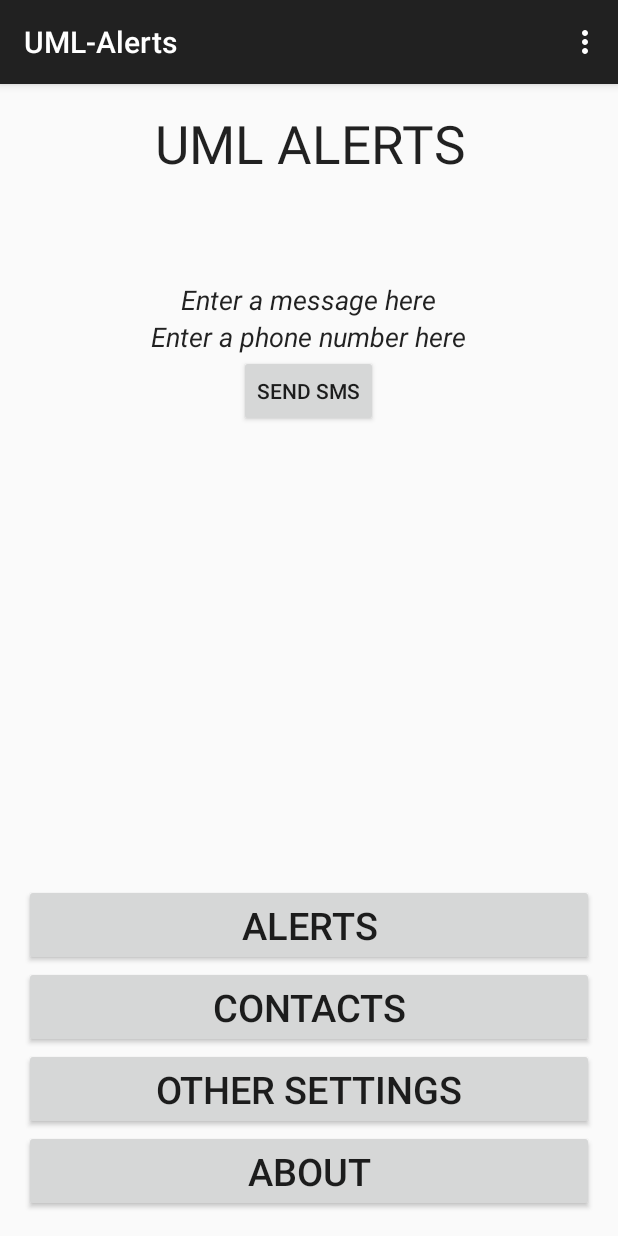
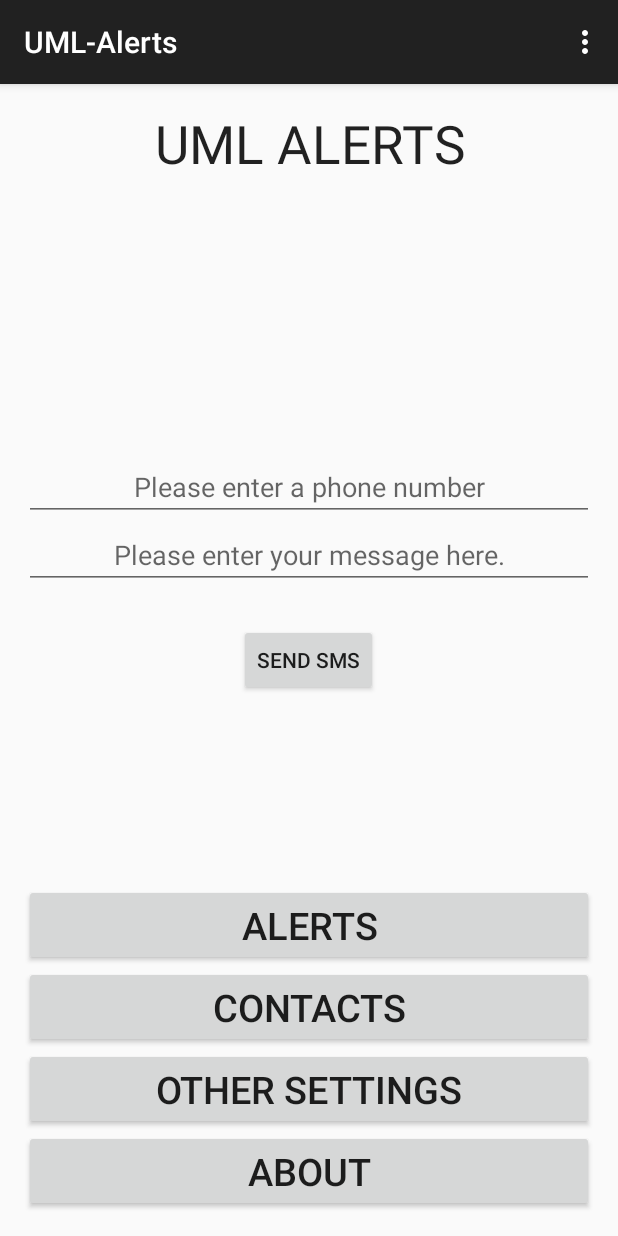
Before and after one commit to JasonD94/UML-Alerts, an Android app: the screen it shows after launch (MainActivity), on a phone screen of 412 x 824 dp. Run offline under Robolectric (Android 15) with nearby library versions, the phone set to English and light mode, and no system bars.

Commit message:
SMS now works with hint for edit text! Also added confirmations!

```diff
--- a/UML-Alerts/app/src/main/res/layout/activity_main.xml
+++ b/UML-Alerts/app/src/main/res/layout/activity_main.xml
@@ -23,18 +23,6 @@
         android:textAlignment="center"
         android:textSize="35dp"
         android:background="#00000000"/>
-
-    <EditText
-        android:layout_width="wrap_content"
-        android:layout_height="wrap_content"
-        android:id="@+id/smsMsg"
-        android:text="Enter a message here"
-        android:background="#00000000"
-        android:gravity="center"
-        android:textStyle="italic"
-        android:layout_marginTop="68dp"
-        android:layout_below="@+id/editText"
-        android:layout_centerHorizontal="true" />
 
     <Button
         android:layout_width="wrap_content"
@@ -88,23 +76,32 @@
         android:layout_alignParentEnd="true"
         android:onClick="viewAbout"/>
 
-    <EditText
-        android:layout_width="wrap_content"
-        android:layout_height="wrap_content"
-        android:id="@+id/phoneNo"
-        android:text="Enter a phone number here"
-        android:gravity="center"
-        android:background="#00000000"
-        android:textStyle="italic"
-        android:layout_below="@+id/smsMsg"
-        android:layout_centerHorizontal="true" />
-
     <Button
         android:layout_width="wrap_content"
         android:layout_height="wrap_content"
         android:text="Send SMS"
         android:id="@+id/sendSMS"
-        android:layout_below="@+id/phoneNo"
+        android:layout_centerVertical="true"
         android:layout_centerHorizontal="true" />
 
+    <EditText
+        android:layout_width="match_parent"
+        android:layout_height="wrap_content"
+        android:id="@+id/sendMsg"
+        android:hint="Please enter your message here."
+        android:layout_above="@+id/sendSMS"
+        android:layout_centerHorizontal="true"
+        android:layout_marginBottom="23dp"
+        android:gravity="center_vertical|center"/>
+
+    <EditText
+        android:layout_width="match_parent"
+        android:layout_height="wrap_content"
+        android:inputType="phone"
+        android:ems="10"
+        android:id="@+id/phoneNo"
+        android:hint="Please enter a phone number"
+        android:layout_above="@+id/sendMsg"
+        android:gravity="center_vertical|center"/>
+
 </RelativeLayout>
```
Also changed, not shown: UML-Alerts/app/src/main/java/uml_alerts/uml_alerts/MainActivity.java (+24 -8 lines), 1 other file.
